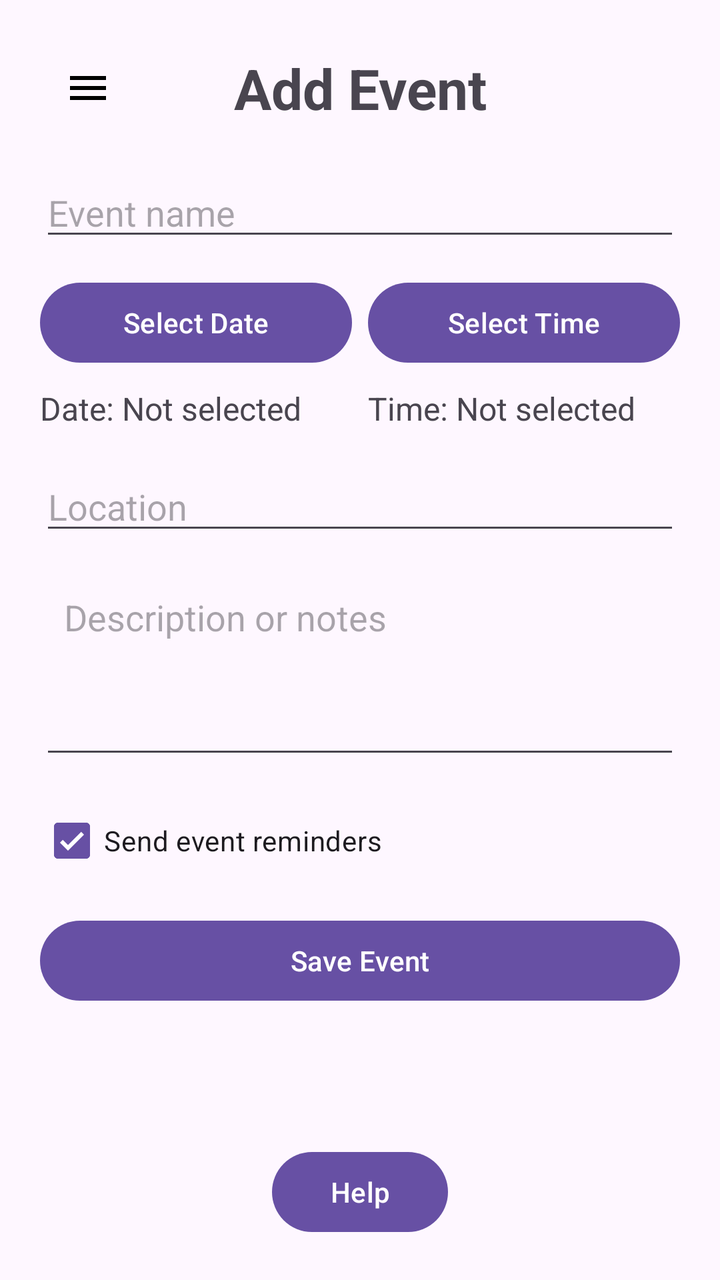
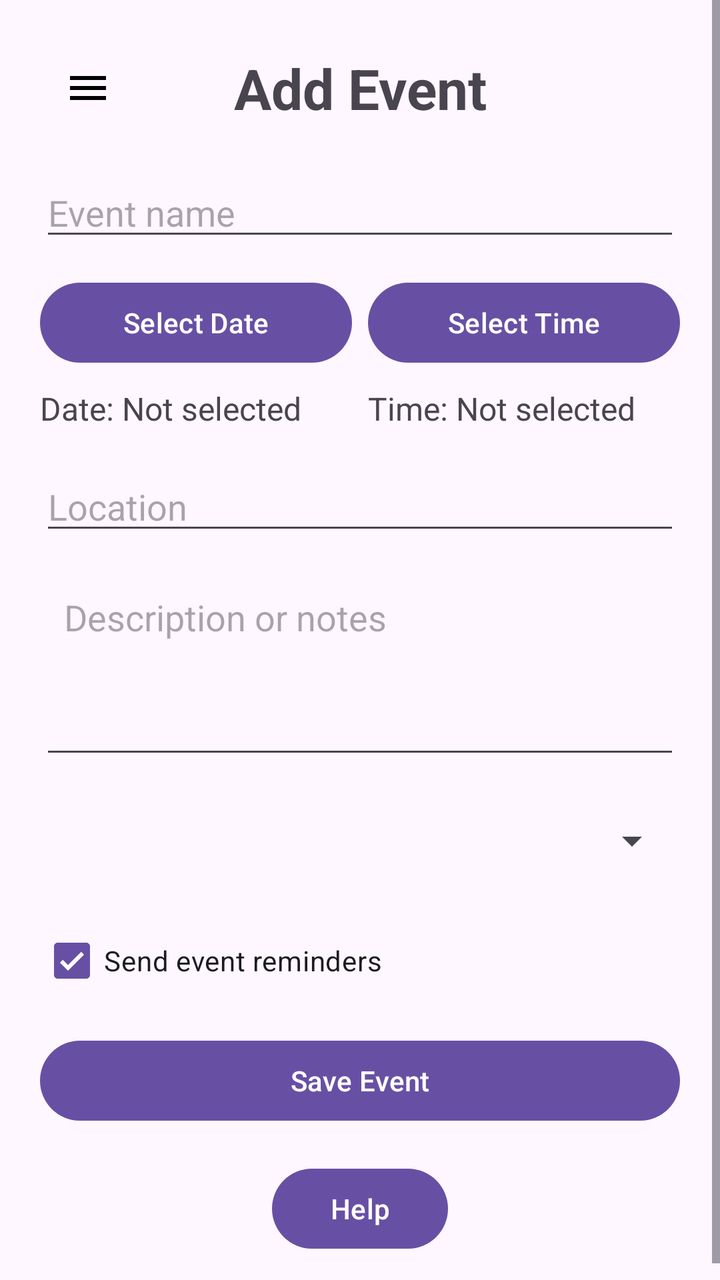

Two renders of the same Android screen: before a commit and after it. Below are the layout's source before the change and the commit's diff.
<!-- AndroidManifest.xml: application theme Theme.EventTrackingAppNishaBrown -->
<!-- res/layout/activity_add_event.xml -->
<?xml version="1.0" encoding="utf-8"?>
<androidx.constraintlayout.widget.ConstraintLayout
    xmlns:android="http://schemas.android.com/apk/res/android"
    xmlns:app="http://schemas.android.com/apk/res-auto"
    android:id="@+id/addEventContent"
    android:layout_width="match_parent"
    android:layout_height="match_parent"
    android:padding="20dp">

    
    <LinearLayout
        android:id="@+id/layoutHeader"
        android:layout_width="0dp"
        android:layout_height="48dp"
        android:gravity="center_vertical"
        android:orientation="horizontal"
        app:layout_constraintEnd_toEndOf="parent"
        app:layout_constraintStart_toStartOf="parent"
        app:layout_constraintTop_toTopOf="parent">

        
        <ImageButton
            android:id="@+id/buttonMenu"
            android:layout_width="48dp"
            android:layout_height="48dp"
            android:background="?attr/selectableItemBackgroundBorderless"
            android:contentDescription="Open navigation menu"
            android:padding="12dp"
            android:src="@drawable/ic_menu" />

        
        <TextView
            android:id="@+id/textAddEventTitle"
            android:layout_width="0dp"
            android:layout_height="wrap_content"
            android:layout_weight="1"
            android:gravity="center"
            android:text="Add Event"
            android:textSize="28sp"
            android:textStyle="bold" />

        
        <Space
            android:layout_width="48dp"
            android:layout_height="48dp" />

    </LinearLayout>

    
    <EditText
        android:id="@+id/editEventName"
        android:layout_width="0dp"
        android:layout_height="wrap_content"
        android:layout_marginTop="16dp"
        android:hint="Event name"
        android:inputType="textCapSentences"
        app:layout_constraintEnd_toEndOf="parent"
        app:layout_constraintStart_toStartOf="parent"
        app:layout_constraintTop_toBottomOf="@id/layoutHeader" />

    
    <Button
        android:id="@+id/buttonSelectDate"
        android:layout_width="0dp"
        android:layout_height="wrap_content"
        android:layout_marginTop="12dp"
        android:text="Select Date"
        app:layout_constraintEnd_toStartOf="@id/buttonSelectTime"
        app:layout_constraintStart_toStartOf="parent"
        app:layout_constraintTop_toBottomOf="@id/editEventName" />

    
    <Button
        android:id="@+id/buttonSelectTime"
        android:layout_width="0dp"
        android:layout_height="wrap_content"
        android:layout_marginStart="8dp"
        android:text="Select Time"
        app:layout_constraintEnd_toEndOf="parent"
        app:layout_constraintStart_toEndOf="@id/buttonSelectDate"
        app:layout_constraintTop_toTopOf="@id/buttonSelectDate" />

    
    <TextView
        android:id="@+id/textSelectedDate"
        android:layout_width="0dp"
        android:layout_height="wrap_content"
        android:layout_marginTop="8dp"
        android:text="Date: Not selected"
        android:textSize="16sp"
        app:layout_constraintEnd_toStartOf="@id/textSelectedTime"
        app:layout_constraintStart_toStartOf="parent"
        app:layout_constraintTop_toBottomOf="@id/buttonSelectDate" />

    
    <TextView
        android:id="@+id/textSelectedTime"
        android:layout_width="0dp"
        android:layout_height="wrap_content"
        android:layout_marginStart="8dp"
        android:text="Time: Not selected"
        android:textSize="16sp"
        app:layout_constraintEnd_toEndOf="parent"
        app:layout_constraintStart_toEndOf="@id/textSelectedDate"
        app:layout_constraintTop_toTopOf="@id/textSelectedDate" />

    
    <EditText
        android:id="@+id/editEventLocation"
        android:layout_width="0dp"
        android:layout_height="wrap_content"
        android:layout_marginTop="16dp"
        android:hint="Location"
        android:inputType="textCapWords"
        app:layout_constraintEnd_toEndOf="parent"
        app:layout_constraintStart_toStartOf="parent"
        app:layout_constraintTop_toBottomOf="@id/textSelectedDate" />

    
    <EditText
        android:id="@+id/editEventDescription"
        android:layout_width="0dp"
        android:layout_height="100dp"
        android:layout_marginTop="12dp"
        android:gravity="top|start"
        android:hint="Description or notes"
        android:inputType="textCapSentences|textMultiLine"
        android:padding="12dp"
        app:layout_constraintEnd_toEndOf="parent"
        app:layout_constraintStart_toStartOf="parent"
        app:layout_constraintTop_toBottomOf="@id/editEventLocation" />

    
    <CheckBox
        android:id="@+id/checkEventReminder"
        android:layout_width="wrap_content"
        android:layout_height="wrap_content"
        android:layout_marginTop="12dp"
        android:checked="true"
        android:text="Send event reminders"
        app:layout_constraintStart_toStartOf="parent"
        app:layout_constraintTop_toBottomOf="@id/editEventDescription" />

    
    <Button
        android:id="@+id/buttonSaveEvent"
        android:layout_width="0dp"
        android:layout_height="wrap_content"
        android:layout_marginTop="12dp"
        android:text="Save Event"
        app:layout_constraintEnd_toEndOf="parent"
        app:layout_constraintStart_toStartOf="parent"
        app:layout_constraintTop_toBottomOf="@id/checkEventReminder" />

    
    <Button
        android:id="@+id/buttonHelp"
        android:layout_width="wrap_content"
        android:layout_height="wrap_content"
        android:contentDescription="Open help"
        android:text="Help"
        app:layout_constraintBottom_toBottomOf="parent"
        app:layout_constraintEnd_toEndOf="parent"
        app:layout_constraintStart_toStartOf="parent" />

</androidx.constraintlayout.widget.ConstraintLayout>
<!-- resources referenced by this layout -->
<resources>
  <!-- drawable ic_menu (drawable) -->
  <vector xmlns:android="http://schemas.android.com/apk/res/android" android:height="24dp" android:tint="#000000" android:viewportHeight="24" android:viewportWidth="24" android:width="24dp">
        
      <path android:fillColor="@android:color/white" android:pathData="M3,18h18v-2L3,16v2zM3,13h18v-2L3,11v2zM3,6v2h18L21,6L3,6z"/>
      
  </vector>
  <style name="Theme.EventTrackingAppNishaBrown" parent="Base.Theme.EventTrackingAppNishaBrown" />
  <style name="Base.Theme.EventTrackingAppNishaBrown" parent="Theme.Material3.DayNight.NoActionBar">
          
          
      </style>
</resources>

<!-- the commit's change to res/layout/activity_add_event.xml (unified diff, before → after) -->
@@ -1,11 +1,16 @@
 <?xml version="1.0" encoding="utf-8"?>
-<androidx.constraintlayout.widget.ConstraintLayout
+<ScrollView
     xmlns:android="http://schemas.android.com/apk/res/android"
     xmlns:app="http://schemas.android.com/apk/res-auto"
     android:id="@+id/addEventContent"
     android:layout_width="match_parent"
     android:layout_height="match_parent"
-    android:padding="20dp">
+    android:fillViewport="true">
+
+    <androidx.constraintlayout.widget.ConstraintLayout
+        android:layout_width="match_parent"
+        android:layout_height="wrap_content"
+        android:padding="20dp">
 
     
     <LinearLayout
@@ -131,6 +136,42 @@
         app:layout_constraintTop_toBottomOf="@id/editEventLocation" />
 
     
+    <Spinner
+        android:id="@+id/spinnerEventRepeat"
+        android:layout_width="0dp"
+        android:layout_height="48dp"
+        android:layout_marginTop="12dp"
+        android:contentDescription="Event repeat frequency"
+        app:layout_constraintEnd_toEndOf="parent"
+        app:layout_constraintStart_toStartOf="parent"
+        app:layout_constraintTop_toBottomOf="@id/editEventDescription" />
+
+    
+    <Button
+        android:id="@+id/buttonRecurrenceEndDate"
+        android:layout_width="0dp"
+        android:layout_height="wrap_content"
+        android:layout_marginTop="12dp"
+        android:text="Select Repeat End Date"
+        android:visibility="gone"
+        app:layout_constraintEnd_toEndOf="parent"
+        app:layout_constraintStart_toStartOf="parent"
+        app:layout_constraintTop_toBottomOf="@id/spinnerEventRepeat" />
+
+    
+    <TextView
+        android:id="@+id/textRecurrenceEndDate"
+        android:layout_width="0dp"
+        android:layout_height="wrap_content"
+        android:layout_marginTop="8dp"
+        android:text="Repeat Ends: Not selected"
+        android:textSize="16sp"
+        android:visibility="gone"
+        app:layout_constraintEnd_toEndOf="parent"
+        app:layout_constraintStart_toStartOf="parent"
+        app:layout_constraintTop_toBottomOf="@id/buttonRecurrenceEndDate" />
+
+    
     <CheckBox
         android:id="@+id/checkEventReminder"
         android:layout_width="wrap_content"
@@ -139,7 +180,7 @@
         android:checked="true"
         android:text="Send event reminders"
         app:layout_constraintStart_toStartOf="parent"
-        app:layout_constraintTop_toBottomOf="@id/editEventDescription" />
+        app:layout_constraintTop_toBottomOf="@id/textRecurrenceEndDate" />
 
     
     <Button
@@ -157,10 +198,13 @@
         android:id="@+id/buttonHelp"
         android:layout_width="wrap_content"
         android:layout_height="wrap_content"
+        android:layout_marginTop="16dp"
         android:contentDescription="Open help"
         android:text="Help"
-        app:layout_constraintBottom_toBottomOf="parent"
-        app:layout_constraintEnd_toEndOf="parent"
-        app:layout_constraintStart_toStartOf="parent" />
-
-</androidx.constraintlayout.widget.ConstraintLayout>
+        app:layout_constraintEnd_toEndOf="parent"
+        app:layout_constraintStart_toStartOf="parent"
+        app:layout_constraintTop_toBottomOf="@id/buttonSaveEvent" />
+
+    </androidx.constraintlayout.widget.ConstraintLayout>
+
+</ScrollView>
